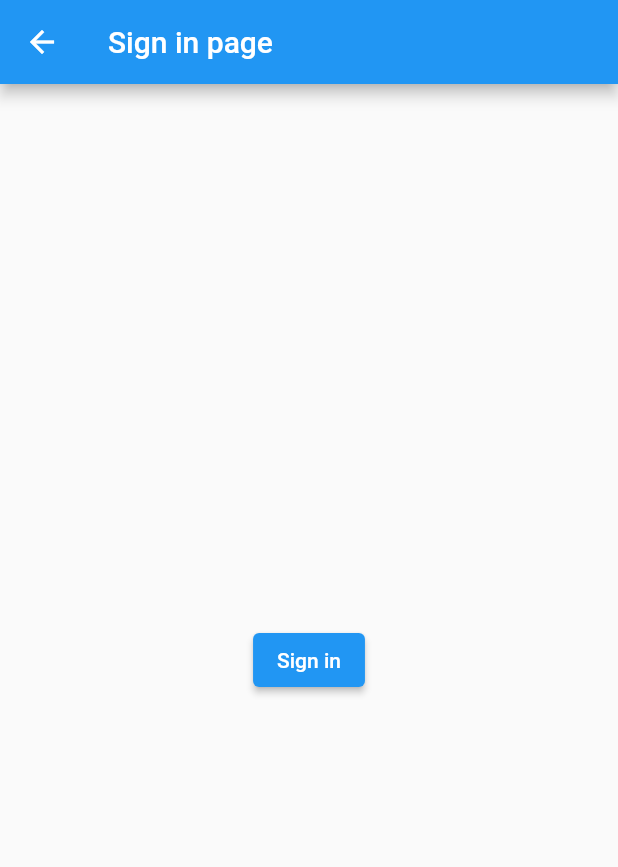
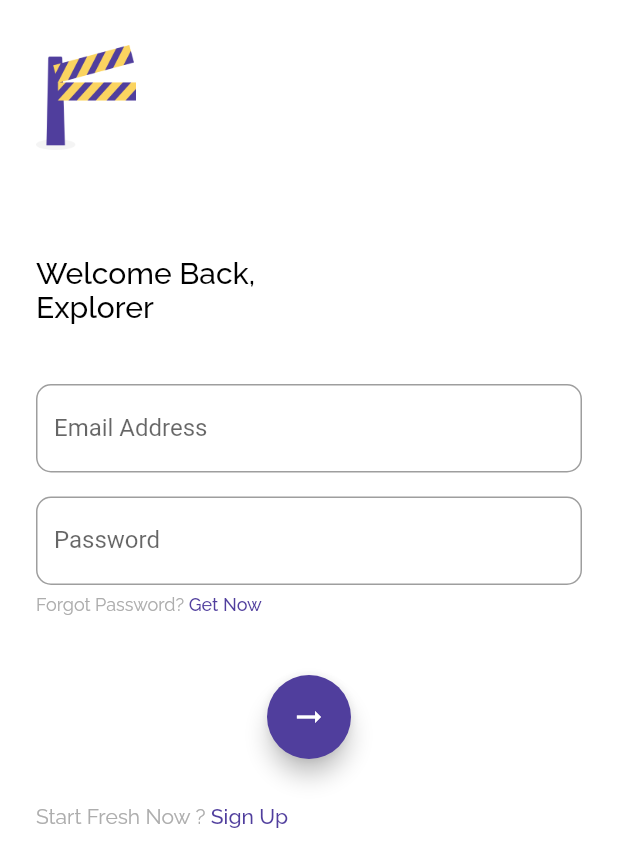
Before and after one commit to ahmmad2001/flutix-bwa, a Flutter app: the SignInPage screen opened directly, on a phone screen of 412 x 824 dp. Shown: the top 867 px of the screen. Run offline on Flutter 3.47's test engine with Material 2 defaults, Android fonts, the light colour scheme and no system bars; our stand-ins replace bloc, cloud_firestore, equatable, firebase_auth, flutter_bloc, google_fonts; accounts and stored records are empty.

Commit message:
add some bug

```diff
--- a/flutix_bwa/lib/bloc/bloc.dart
+++ b/flutix_bwa/lib/bloc/bloc.dart
@@ -1,3 +1,3 @@
 export 'pages_bloc.dart';
-
+export 'theme_bloc.dart';
 export 'user_bloc.dart';
--- /dev/null
+++ b/flutix_bwa/lib/bloc/theme_bloc.dart
@@ -0,0 +1,22 @@
+import 'dart:async';
+
+import 'package:bloc/bloc.dart';
+import 'package:equatable/equatable.dart';
+import 'package:flutter/material.dart';
+
+part 'theme_event.dart';
+part 'theme_state.dart';
+
+class ThemeBloc extends Bloc<ThemeEvent, ThemeState> {
+  @override
+  ThemeState get initialState => ThemeState(ThemeData());
+
+  @override
+  Stream<ThemeState> mapEventToState(
+    ThemeEvent event,
+  ) async* {
+    if (event is ChangeTheme) {
+      yield ThemeState(event.themeData);
+    }
+  }
+}
--- /dev/null
+++ b/flutix_bwa/lib/bloc/theme_event.dart
@@ -0,0 +1,14 @@
+part of 'theme_bloc.dart';
+
+abstract class ThemeEvent extends Equatable {
+  const ThemeEvent();
+}
+
+class ChangeTheme extends ThemeEvent {
+  final ThemeData themeData;
+
+  const ChangeTheme(this.themeData);
+
+  @override
+  List<Object> get props => [themeData];
+}
--- /dev/null
+++ b/flutix_bwa/lib/bloc/theme_state.dart
@@ -0,0 +1,10 @@
+part of 'theme_bloc.dart';
+
+class ThemeState extends Equatable {
+  final ThemeData themeData;
+
+  const ThemeState(this.themeData);
+
+  @override
+  List<Object> get props => [themeData];
+}
--- a/flutix_bwa/lib/main.dart
+++ b/flutix_bwa/lib/main.dart
@@ -1,4 +1,5 @@
 import 'package:flutix_bwa/bloc/pages_bloc.dart';
+import 'package:flutix_bwa/bloc/theme_bloc.dart';
 import 'package:flutix_bwa/services/services.dart';
 import 'package:flutter_bloc/flutter_bloc.dart';
 import 'package:provider/provider.dart';
@@ -19,15 +20,14 @@ class MyApp extends StatelessWidget {
       child: MultiBlocProvider(
         providers: [
           BlocProvider(create: (_) => PagesBloc()),
-          BlocProvider(create: (_) => UserBloc())
+          BlocProvider(create: (_) => UserBloc()),
+          BlocProvider(create: (_) => ThemeBloc())
         ],
-        child: MaterialApp(
-            title: 'Flutter Demo',
-            debugShowCheckedModeBanner: false,
-            theme: ThemeData(
-              primarySwatch: Colors.blue,
-            ),
-            home: Wrapper()),
+        child: BlocBuilder<ThemeBloc, ThemeState>(
+            builder: (_, themeState) => MaterialApp(
+                theme: themeState.themeData,
+                debugShowCheckedModeBanner: false,
+                home: Wrapper())),
       ),
     );
   }
--- a/flutix_bwa/lib/shared/theme.dart
+++ b/flutix_bwa/lib/shared/theme.dart
@@ -2,7 +2,7 @@ part of 'shared.dart';
 
 const double defaultMargin = 24;
 
-Color mainColor = Colors.deepPurple;
+Color mainColor = Color(0xFF503E9D);
 Color accentColor1 = Color(0xFF2C1F63);
 Color accentColor2 = Color(0xFFFBD460);
 Color accentColor3 = Color(0xFFADADAD);
--- a/flutix_bwa/lib/ui/pages/main_page.dart
+++ b/flutix_bwa/lib/ui/pages/main_page.dart
@@ -33,7 +33,7 @@ class _MainPageState extends State<MainPage> {
             BlocBuilder<UserBloc, UserState>(
                 builder: (_, userState) => (userState is UserLoaded)
                     ? Text(
-                        userState.users.id,
+                        userState.users.balance.toString(),
                         style: TextStyle(fontSize: 20),
                       )
                     : SizedBox()),
--- a/flutix_bwa/lib/ui/pages/sign_in_page.dart
+++ b/flutix_bwa/lib/ui/pages/sign_in_page.dart
@@ -6,23 +6,100 @@ class SignInPage extends StatefulWidget {
 }
 
 class _SignInPageState extends State<SignInPage> {
+  TextEditingController emailController = TextEditingController();
+  TextEditingController passwordController = TextEditingController();
+
+  bool isEmailValid = false;
+  bool isPasswordValid = false;
+  bool isSigningIn = false;
+
   @override
   Widget build(BuildContext context) {
+    context
+        .bloc<ThemeBloc>()
+        .add(ChangeTheme(ThemeData().copyWith(primaryColor: accentColor1)));
+
     return Scaffold(
-      appBar: AppBar(
-        title: Text('Sign in page'),
-      ),
-      body: Center(
-        child: Column(
-          mainAxisAlignment: MainAxisAlignment.center,
-          children: [
-            ElevatedButton(
-                onPressed: () {
-                  AuthServices.signIn("ahmad@gmail.com", "123456");
-                },
-                child: Text('Sign in')),
-          ],
-        ),
+      backgroundColor: Colors.white,
+      body: Container(
+        padding: EdgeInsets.symmetric(horizontal: defaultMargin),
+        child: ListView(children: [
+          Column(
+            mainAxisAlignment: MainAxisAlignment.center,
+            crossAxisAlignment: CrossAxisAlignment.start,
+            children: [
+              SizedBox(
+                height: 30,
+              ),
+              SizedBox(height: 70, child: Image.asset('assets/logo.png')),
+              Container(
+                margin: EdgeInsets.only(top: 70, bottom: 40),
+                child: Text(
+                  'Welcome Back, \nExplorer',
+                  style: blackTextFont.copyWith(fontSize: 20),
+                ),
+              ),
+              TextField(
+                controller: emailController,
+                decoration: InputDecoration(
+                    border: OutlineInputBorder(
+                        borderRadius: BorderRadius.circular(10)),
+                    labelText: 'Email Address',
+                    hintText: 'Email Address'),
+              ),
+              SizedBox(
+                height: 16,
+              ),
+              TextField(
+                controller: passwordController,
+                obscureText: true,
+                decoration: InputDecoration(
+                    border: OutlineInputBorder(
+                        borderRadius: BorderRadius.circular(10)),
+                    labelText: 'Password',
+                    hintText: 'Password'),
+              ),
+              SizedBox(
+                height: 6,
+              ),
+              Row(
+                children: [
+                  Text(
+                    'Forgot Password? ',
+                    style: greyTextFont.copyWith(
+                        fontSize: 12, fontWeight: FontWeight.w400),
+                  ),
+                  Text(
+                    'Get Now',
+                    style: purpleTextFont.copyWith(fontSize: 12),
+                  ),
+                ],
+              ),
+              Center(
+                child: Container(
+                  margin: EdgeInsets.only(top: 40, bottom: 30),
+                  child: FloatingActionButton(
+                    onPressed: () {},
+                    backgroundColor: mainColor,
+                    child: Icon(Icons.arrow_right_alt),
+                  ),
+                ),
+              ),
+              Row(
+                children: [
+                  Text(
+                    'Start Fresh Now ? ',
+                    style: greyTextFont.copyWith(fontWeight: FontWeight.w400),
+                  ),
+                  Text(
+                    "Sign Up",
+                    style: purpleTextFont,
+                  )
+                ],
+              )
+            ],
+          ),
+        ]),
       ),
     );
   }
```
